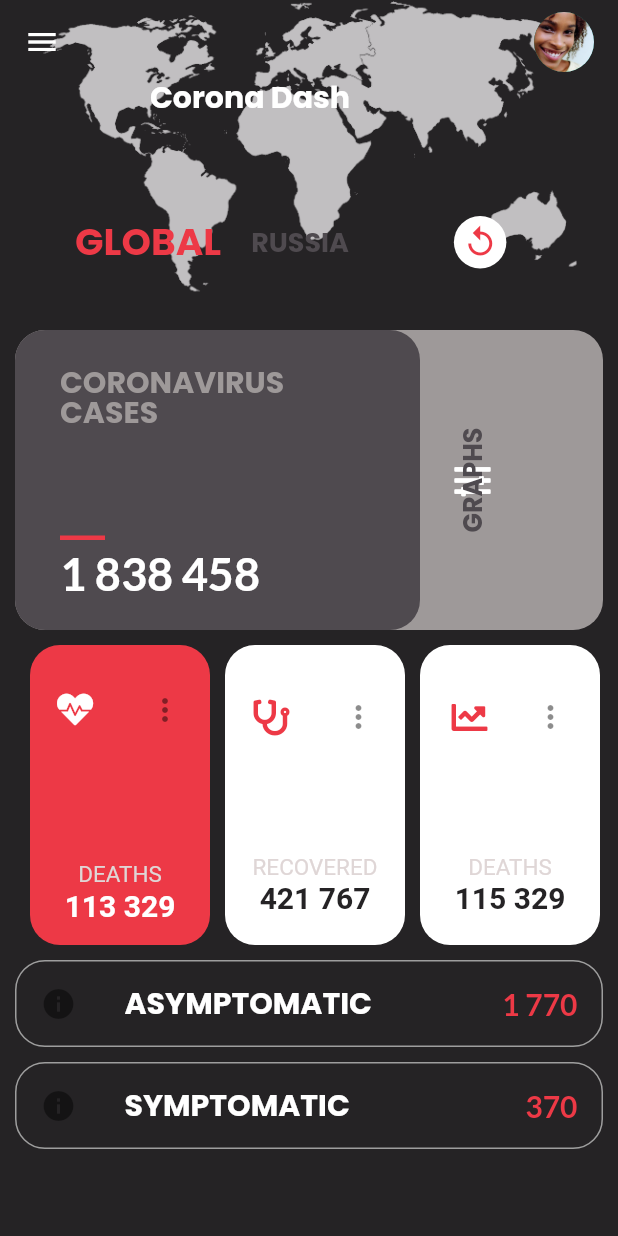
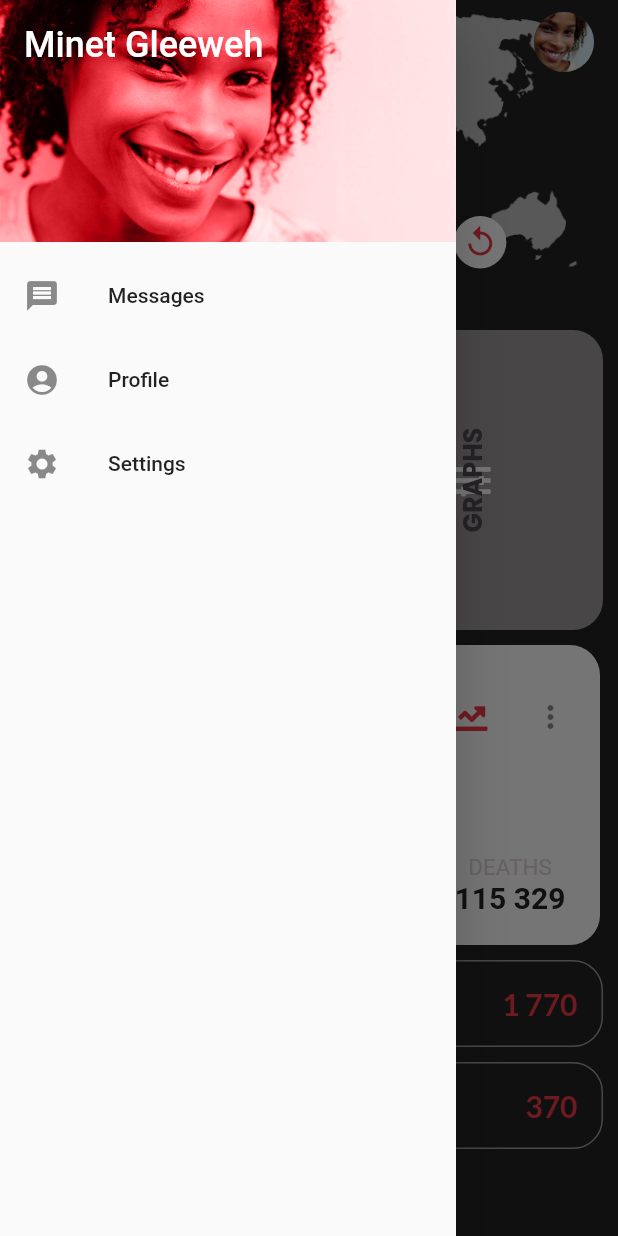
Before and after one commit to glee83/corona_dash, a Flutter app: the Dashboard screen opened directly, with the side drawer open (before the commit the screen has no drawer), on a phone screen of 412 x 824 dp. Run offline on Flutter 3.47's test engine with Material 2 defaults, Android fonts, the phone set to English and light mode, and no system bars; our stand-ins replace carousel_slider, font_awesome_flutter, google_fonts, smooth_page_indicator, syncfusion_flutter_charts.

Commit message:
added custom drawer in dashboard

```diff
--- a/lib/screen/dashboard.dart
+++ b/lib/screen/dashboard.dart
@@ -1,5 +1,6 @@
 import 'package:corona_dash/constant/constant.dart';
 import 'package:corona_dash/widgets/custom_card.dart';
+import 'package:corona_dash/widgets/custom_drawer.dart';
 import 'package:flutter/material.dart';
 import 'package:google_fonts/google_fonts.dart';
 import 'package:font_awesome_flutter/font_awesome_flutter.dart';
@@ -14,6 +15,7 @@ class Dashboard extends StatelessWidget {
   Widget build(BuildContext context) {
     return Scaffold(
       backgroundColor: kDartColor,
+      drawer: const Custom_drawer(),
       body: SingleChildScrollView(
         physics: const ScrollPhysics(),
         child: SafeArea(
--- /dev/null
+++ b/lib/widgets/custom_drawer.dart
@@ -0,0 +1,50 @@
+import 'package:flutter/material.dart';
+
+import '../constant/constant.dart';
+
+class Custom_drawer extends StatelessWidget {
+  const Custom_drawer({
+    Key? key,
+  }) : super(key: key);
+
+  @override
+  Widget build(BuildContext context) {
+    return Drawer(
+        child: ListView(
+      children: const [
+        DrawerHeader(
+          decoration: BoxDecoration(
+            color: kPrimaryColor,
+            image: DecorationImage(
+              image: AssetImage('images/girl.jpg'),
+              fit: BoxFit.cover,
+              colorFilter: ColorFilter.mode(
+                kPrimaryColor,
+                BlendMode.color,
+              ),
+            ),
+          ),
+          child: Text(
+            'Minet Gleeweh',
+            style: TextStyle(
+              color: Colors.white,
+              fontSize: 24,
+            ),
+          ),
+        ),
+        ListTile(
+          leading: Icon(Icons.message),
+          title: Text('Messages'),
+        ),
+        ListTile(
+          leading: Icon(Icons.account_circle),
+          title: Text('Profile'),
+        ),
+        ListTile(
+          leading: Icon(Icons.settings),
+          title: Text('Settings'),
+        ),
+      ],
+    ));
+  }
+}
--- a/lib/widgets/custom_header.dart
+++ b/lib/widgets/custom_header.dart
@@ -43,9 +43,18 @@ class Header extends StatelessWidget {
           children: [
             Positioned(
               child: ListTile(
-                leading: const Icon(
-                  Icons.menu,
-                  color: kTextColor,
+                leading: Builder(
+                  builder: (context) {
+                    return IconButton(
+                      onPressed: () {
+                        Scaffold.of(context).openDrawer();
+                      },
+                      icon: const Icon(
+                        Icons.menu,
+                        color: kTextColor,
+                      ),
+                    );
+                  },
                 ),
                 trailing: CircleAvatar(
                   child: Container(
```
Also changed, not shown: lib/screen/graph.dart (+3 -37 lines).
